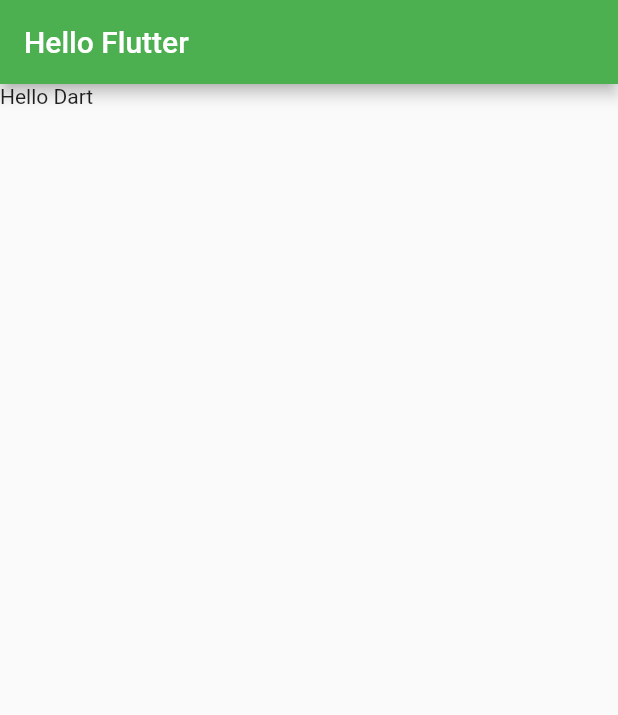
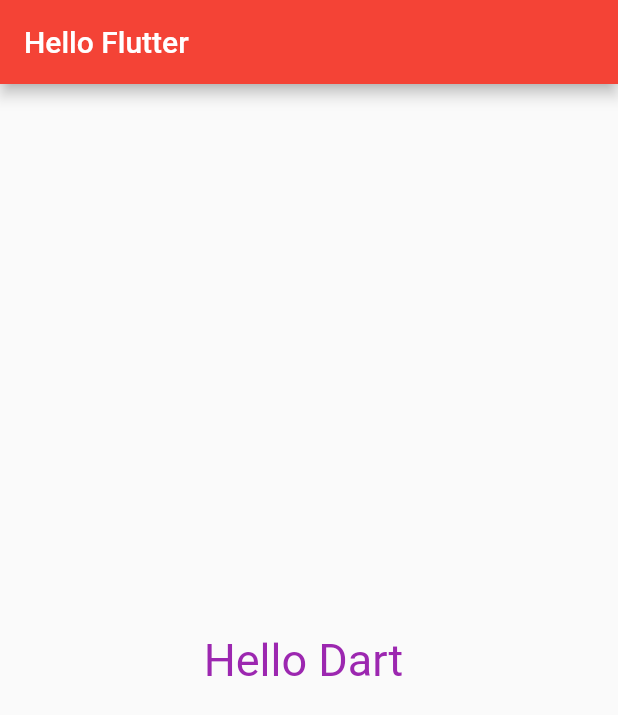
Before and after one commit to Ammarit2545/Flutter_Tutorial, a Flutter app: the screen it shows after launch, on a phone screen of 412 x 824 dp. Shown: the top 715 px of the screen. Run offline on Flutter 3.47's test engine with Material 2 defaults, Android fonts, the phone set to English and light mode, and no system bars.

Commit message:
10th commit

```diff
--- a/lib/main.dart
+++ b/lib/main.dart
@@ -17,9 +17,14 @@ class MyApp extends StatelessWidget {
           //ส่วนหัวแอป
           title: Text("Hello Flutter "),
         ),
-        body: Text("Hello Dart "),
+        body: Center(
+          child: Text(
+            "Hello Dart ",
+            style: TextStyle(fontSize: 30, color: Colors.purple),
+          ),
+        ),
       ),
-      theme: ThemeData(primarySwatch: Colors.green),
+      theme: ThemeData(primarySwatch: Colors.red),
     );
   }
 }
```
